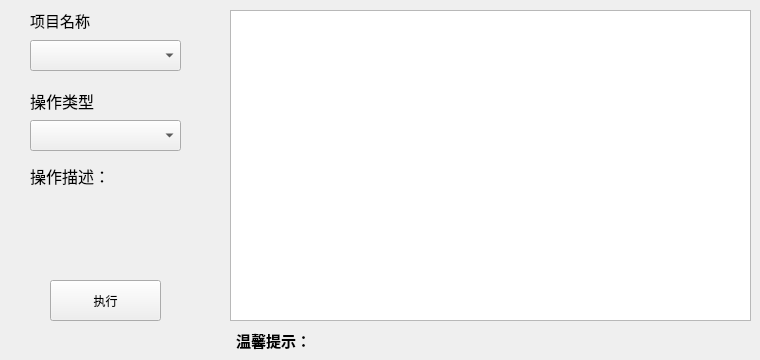
First picture: the form in client/gameserverOperator/ui/mainwindow.ui, repository face2wind/internalServiceProvider, before the edit.
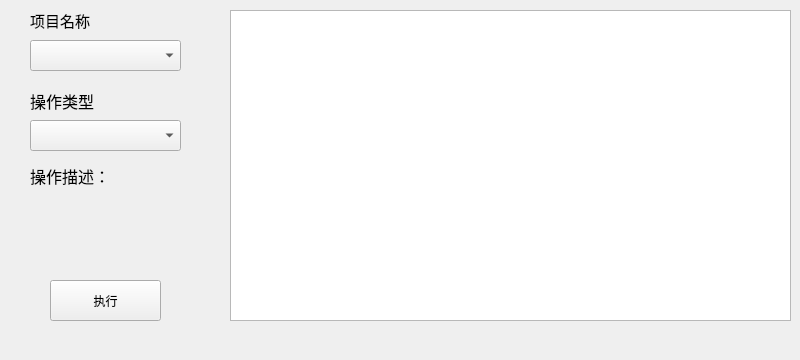
Second picture: the form after the edit.

```diff
--- a/client/gameserverOperator/ui/mainwindow.ui
+++ b/client/gameserverOperator/ui/mainwindow.ui
@@ -6,13 +6,13 @@
    <rect>
     <x>0</x>
     <y>0</y>
-    <width>760</width>
+    <width>800</width>
     <height>360</height>
    </rect>
   </property>
   <property name="maximumSize">
    <size>
-    <width>760</width>
+    <width>800</width>
     <height>360</height>
    </size>
   </property>
@@ -139,40 +139,17 @@
      <rect>
       <x>230</x>
       <y>10</y>
-      <width>521</width>
+      <width>561</width>
       <height>311</height>
      </rect>
     </property>
    </widget>
-   <widget class="QLabel" name="label_4">
-    <property name="geometry">
-     <rect>
-      <x>230</x>
-      <y>330</y>
-      <width>81</width>
-      <height>21</height>
-     </rect>
-    </property>
-    <property name="font">
-     <font>
-      <pointsize>11</pointsize>
-      <weight>75</weight>
-      <bold>true</bold>
-     </font>
-    </property>
-    <property name="text">
-     <string>温馨提示：</string>
-    </property>
-    <property name="alignment">
-     <set>Qt::AlignRight|Qt::AlignTrailing|Qt::AlignVCenter</set>
-    </property>
-   </widget>
    <widget class="QLabel" name="tips_txt">
     <property name="geometry">
      <rect>
-      <x>310</x>
+      <x>230</x>
       <y>330</y>
-      <width>431</width>
+      <width>561</width>
       <height>21</height>
      </rect>
     </property>
```
Left out of the diff: 3 changed lines with no effect on the pictures.
